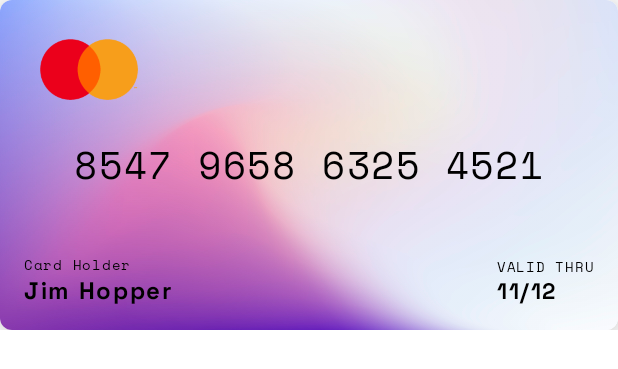
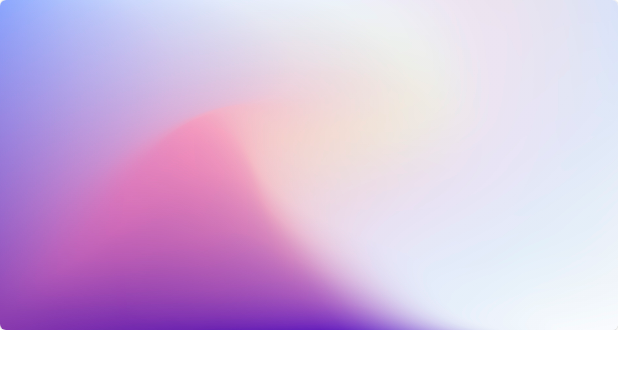
Before and after one commit to ArtemisSoftware/Amphitrite-UI-2, an Android app built with Jetpack Compose: the @Preview function CreditCardFrontPreview, on a phone screen of 412 x 824 dp. Shown: the top 369 px of the screen. Run offline under Robolectric (Android 15) with nearby library versions, the phone set to English and light mode, and no system bars.

Commit message:
Credit card - CreditCard that flips

```diff
--- a/app/src/main/java/com/artemissoftware/amphitriteui2/creditcard/CreditCardScreen.kt
+++ b/app/src/main/java/com/artemissoftware/amphitriteui2/creditcard/CreditCardScreen.kt
@@ -9,11 +9,10 @@ import androidx.compose.runtime.Composable
 import androidx.compose.ui.Modifier
 import androidx.compose.ui.tooling.preview.Preview
 import androidx.compose.ui.unit.dp
-import com.artemissoftware.amphitriteui2.creditcard.composables.CreditCardFront
+import com.artemissoftware.amphitriteui2.creditcard.composables.CreditCard
 
 @Composable
 fun CreditCardScreen() {
-
 
     LazyColumn(
         modifier = Modifier
@@ -22,7 +21,7 @@ fun CreditCardScreen() {
         verticalArrangement = Arrangement.spacedBy(16.dp)
     ) {
         items(CreditCardInfo.mockCreditCards) { card ->
-            CreditCardFront(cardInfo = card)
+            CreditCard(cardInfo = card)
         }
     }
 }
--- a/app/src/main/java/com/artemissoftware/amphitriteui2/creditcard/composables/CreditCardFront.kt
+++ b/app/src/main/java/com/artemissoftware/amphitriteui2/creditcard/composables/CreditCardFront.kt
@@ -1,13 +1,16 @@
 package com.artemissoftware.amphitriteui2.creditcard.composables
 
+import androidx.compose.animation.core.animateFloatAsState
+import androidx.compose.animation.core.tween
 import androidx.compose.foundation.Image
 import androidx.compose.foundation.layout.*
-import androidx.compose.foundation.shape.RoundedCornerShape
 import androidx.compose.material.Card
 import androidx.compose.material.Text
 import androidx.compose.runtime.Composable
+import androidx.compose.runtime.getValue
 import androidx.compose.ui.Alignment
 import androidx.compose.ui.Modifier
+import androidx.compose.ui.graphics.graphicsLayer
 import androidx.compose.ui.layout.ContentScale
 import androidx.compose.ui.res.painterResource
 import androidx.compose.ui.tooling.preview.Preview
@@ -18,14 +21,12 @@ import com.artemissoftware.amphitriteui2.ui.theme.SpaceGrotesk
 import com.artemissoftware.amphitriteui2.ui.theme.SpaceMono
 
 @Composable
-fun CreditCardFront(cardInfo: CreditCardInfo) {
+fun CreditCardFront(
+    cardInfo: CreditCardInfo,
+    animateFront: Float
+) {
 
-    Card(
-        modifier = Modifier
-            .height(220.dp),
-        shape = RoundedCornerShape(8.dp),
-        elevation = 8.dp
-    ) {
+
     Image(
         painter = painterResource(id = cardInfo.backgroundDrawable),
         contentDescription = "Card Background",
@@ -42,6 +43,9 @@ fun CreditCardFront(cardInfo: CreditCardInfo) {
             modifier = Modifier
                 .width(86.dp)
                 .align(Alignment.TopStart)
+                .graphicsLayer {
+                    alpha = animateFront
+                }
         )
 
         Text(
@@ -51,6 +55,9 @@ fun CreditCardFront(cardInfo: CreditCardInfo) {
             fontSize = 25.sp,
             modifier = Modifier
                 .align(Alignment.Center)
+                .graphicsLayer {
+                    alpha = animateFront
+                }
         )
 
 
@@ -62,13 +69,21 @@ fun CreditCardFront(cardInfo: CreditCardInfo) {
                 text = "Card Holder",
                 fontFamily = SpaceMono,
                 letterSpacing = 1.2.sp,
-                    fontSize = 9.sp
+                fontSize = 9.sp,
+                modifier = Modifier
+                    .graphicsLayer {
+                        alpha = animateFront
+                    }
             )
             Text(
                 text = cardInfo.cardHolder,
                 fontFamily = SpaceGrotesk,
                 letterSpacing = 1.1.sp,
-                    fontSize = 16.sp
+                fontSize = 16.sp,
+                modifier = Modifier
+                    .graphicsLayer {
+                        alpha = animateFront
+                    }
             )
         }
 
@@ -77,25 +92,44 @@ fun CreditCardFront(cardInfo: CreditCardInfo) {
                 text = "VALID THRU",
                 fontFamily = SpaceMono,
                 letterSpacing = 1.2.sp,
-                    fontSize = 9.sp
+                fontSize = 9.sp,
+                modifier = Modifier
+                    .graphicsLayer {
+                        alpha = animateFront
+                    }
             )
             Text(
                 text = cardInfo.validity,
                 fontFamily = SpaceGrotesk,
                 letterSpacing = 1.1.sp,
-                    fontSize = 15.sp
+                fontSize = 15.sp,
+                modifier = Modifier
+                    .graphicsLayer {
+                        alpha = animateFront
+                    }
             )
         }
     }
 
-    }
+
 
 }
 
 @Composable
 @Preview(showBackground = true)
 private fun CreditCardFrontPreview() {
+
+    Card(
+        modifier = Modifier
+            .height(220.dp),
+    ) {
+        val animateFront by animateFloatAsState(
+        targetValue =  0f,
+        animationSpec = tween(500)
+        )
         CreditCardFront(
-        cardInfo = CreditCardInfo.mockCreditCards[0]
+            cardInfo = CreditCardInfo.mockCreditCards[0],
+            animateFront = animateFront
         )
     }
+}
```
Also changed, not shown: app/src/main/java/com/artemissoftware/amphitriteui2/MainActivity.kt (+5 -4 lines), app/src/main/java/com/artemissoftware/amphitriteui2/creditcard/composables/CreditCard.kt (added, +71 -0 lines), app/src/main/java/com/artemissoftware/amphitriteui2/creditcard/composables/CreditCardBack.kt (+42 -26 lines), 1 other file. Lines whose indentation alone changed are shown as unchanged.
